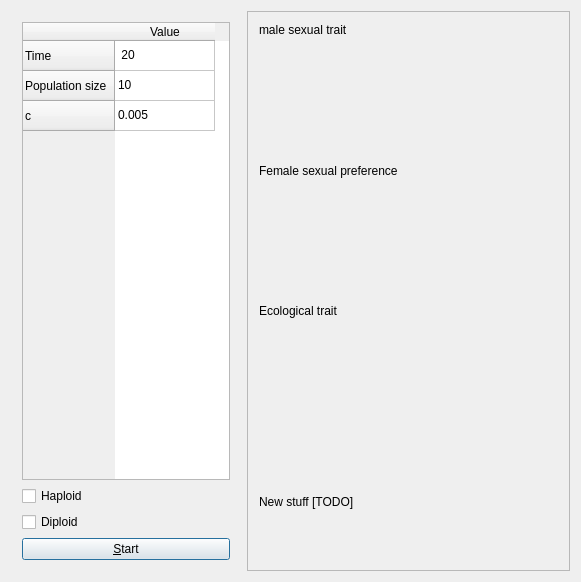
This is kewe_qtdialog.ui in richelbilderbeek/pbdmms as Qt 5 draws it before an edit. The edited form follows.
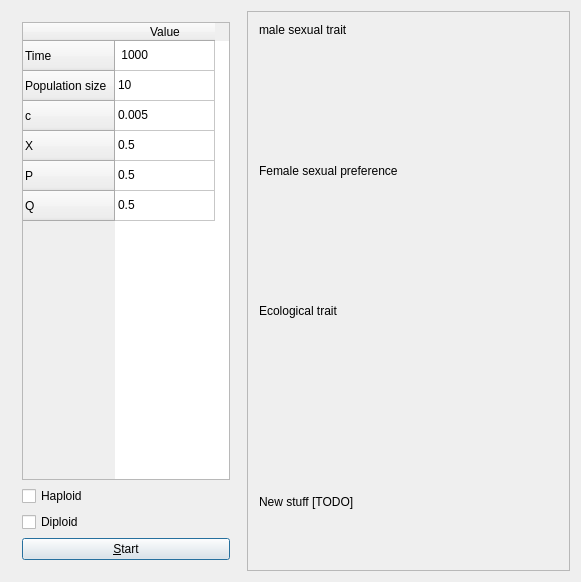
This is the edited form. Custom widgets are drawn as their Qt base class.

Patch:
```diff
--- a/kewe_qtdialog.ui
+++ b/kewe_qtdialog.ui
@@ -43,6 +43,21 @@
           <string>c</string>
          </property>
         </row>
+        <row>
+         <property name="text">
+          <string>X</string>
+         </property>
+        </row>
+        <row>
+         <property name="text">
+          <string>P</string>
+         </property>
+        </row>
+        <row>
+         <property name="text">
+          <string>Q</string>
+         </property>
+        </row>
         <column>
          <property name="text">
           <string>Value</string>
@@ -50,7 +65,7 @@
         </column>
         <item row="0" column="0">
          <property name="text">
-          <string> 20</string>
+          <string> 1000</string>
          </property>
         </item>
         <item row="1" column="0">
@@ -63,6 +78,21 @@
           <string>0.005</string>
          </property>
         </item>
+        <item row="3" column="0">
+         <property name="text">
+          <string>0.5</string>
+         </property>
+        </item>
+        <item row="4" column="0">
+         <property name="text">
+          <string>0.5</string>
+         </property>
+        </item>
+        <item row="5" column="0">
+         <property name="text">
+          <string>0.5</string>
+         </property>
+        </item>
        </widget>
       </item>
       <item>
```
